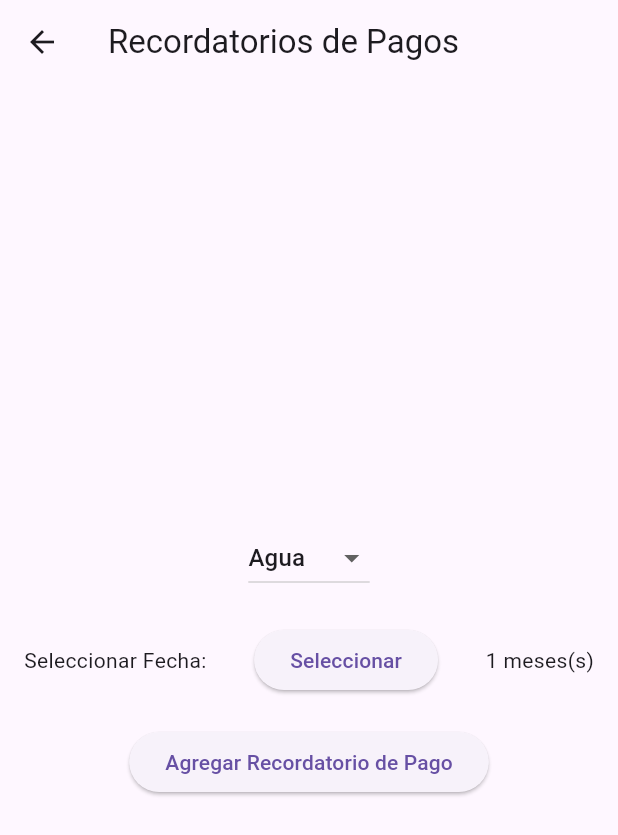
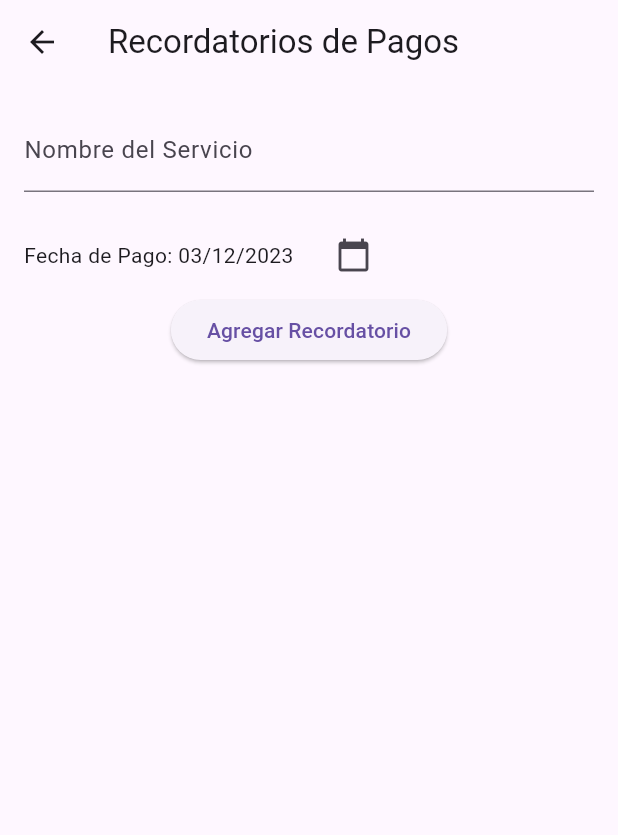
Before and after one commit to GustavoGutierrez98/MiMonedero4.0, a Flutter app: the screen it shows once a user with an empty profile is signed in, in the side drawer, after a tap on "Recordatorios", on a phone screen of 412 x 824 dp. Shown: the top 835 px of the screen. Run offline on Flutter 3.47's test engine with Material 3 defaults, Android fonts, the phone set to English and light mode, and no system bars; our stand-ins replace charts_flutter, firebase_auth, firebase_core, fl_chart, flutter_local_notifications, line_icons and 3 more; accounts and stored records are empty.

Commit message:
algunas modifas

```diff
--- a/lib/login_widget.dart
+++ b/lib/login_widget.dart
@@ -34,7 +34,8 @@ class _LoginWidgetState extends State<LoginWidget> {
               const Column(
                 children: [
                   Icon(
-                Icons.account_balance_wallet, // Cambia el icono según tus preferencias
+                    Icons
+                        .account_balance_wallet, // Cambia el icono según tus preferencias
                     size: 48,
                     color: Colors.deepOrange,
                   ),
@@ -51,23 +52,33 @@ class _LoginWidgetState extends State<LoginWidget> {
               ),
               const SizedBox(height: 20),
               TextField(
+                keyboardType: TextInputType.emailAddress,
                 controller: emailController,
                 cursorColor: Colors.deepOrange,
                 textInputAction: TextInputAction.next,
                 onChanged: (text) {
                   setState(() {
-                errorText = ''; // Borrar el mensaje de error al modificar el campo de correo.
+                    errorText =
+                        ''; // Borrar el mensaje de error al modificar el campo de correo.
                   });
                 },
                 decoration: const InputDecoration(
                   labelText: 'Correo Electrónico',
-              labelStyle: TextStyle(color: Colors.white), // Cambia el color del texto del campo de entrada
-              hintStyle: TextStyle(color: Colors.white), // Cambia el color del texto de sugerencia
+                  labelStyle: TextStyle(
+                      color: Colors
+                          .white), // Cambia el color del texto del campo de entrada
+                  hintStyle: TextStyle(
+                      color: Colors
+                          .white), // Cambia el color del texto de sugerencia
                   focusedBorder: UnderlineInputBorder(
-                borderSide: BorderSide(color: Colors.white), // Cambia el color de la línea cuando el campo está enfocado
+                    borderSide: BorderSide(
+                        color: Colors
+                            .white), // Cambia el color de la línea cuando el campo está enfocado
                   ),
                 ),
-            style: const TextStyle(color: Colors.white), // Cambia el color del texto del campo de entrada
+                style: const TextStyle(
+                    color: Colors
+                        .white), // Cambia el color del texto del campo de entrada
               ),
               const SizedBox(
                 height: 4,
@@ -77,19 +88,28 @@ class _LoginWidgetState extends State<LoginWidget> {
                 textInputAction: TextInputAction.done,
                 onChanged: (text) {
                   setState(() {
-                errorText = ''; // Borrar el mensaje de error al modificar el campo de contraseña.
+                    errorText =
+                        ''; // Borrar el mensaje de error al modificar el campo de contraseña.
                   });
                 },
                 decoration: const InputDecoration(
                   labelText: 'Contraseña',
-              labelStyle: TextStyle(color: Colors.white), // Cambia el color del texto del campo de entrada
-              hintStyle: TextStyle(color: Colors.white), // Cambia el color del texto de sugerencia
+                  labelStyle: TextStyle(
+                      color: Colors
+                          .white), // Cambia el color del texto del campo de entrada
+                  hintStyle: TextStyle(
+                      color: Colors
+                          .white), // Cambia el color del texto de sugerencia
                   focusedBorder: UnderlineInputBorder(
-                borderSide: BorderSide(color: Colors.white), // Cambia el color de la línea cuando el campo está enfocado
+                    borderSide: BorderSide(
+                        color: Colors
+                            .white), // Cambia el color de la línea cuando el campo está enfocado
                   ),
                 ),
                 obscureText: true,
-            style: const TextStyle(color: Colors.white), // Cambia el color del texto del campo de entrada
+                style: const TextStyle(
+                    color: Colors
+                        .white), // Cambia el color del texto del campo de entrada
               ),
               Text(
                 errorText, // Mostrar el mensaje de error.
@@ -98,12 +118,17 @@ class _LoginWidgetState extends State<LoginWidget> {
               const SizedBox(height: 20),
               ElevatedButton.icon(
                 style: ElevatedButton.styleFrom(
-              minimumSize: const Size.fromHeight(50), backgroundColor: Colors.deepOrange, // Cambia el color del botón
+                  minimumSize: const Size.fromHeight(50),
+                  backgroundColor:
+                      Colors.deepOrange, // Cambia el color del botón
                 ),
                 icon: const Icon(Icons.lock_open, size: 32),
                 label: const Text(
                   'Iniciar',
-              style: TextStyle(fontSize: 24, color: Colors.white), // Cambia el color del texto del botón a blanco
+                  style: TextStyle(
+                      fontSize: 24,
+                      color: Colors
+                          .white), // Cambia el color del texto del botón a blanco
                 ),
                 onPressed: signIn,
               ),
@@ -113,13 +138,11 @@ class _LoginWidgetState extends State<LoginWidget> {
         ),
       );
 
-
   Future signIn() async {
     showDialog(
         context: context,
         barrierDismissible: false,
-    builder: (context) => const Center(child: CircularProgressIndicator())
-  );
+        builder: (context) => const Center(child: CircularProgressIndicator()));
 
     final email = emailController.text.trim();
     final password = passwordController.text.trim();
@@ -153,5 +176,4 @@ class _LoginWidgetState extends State<LoginWidget> {
 
     navigatorKey.currentState!.popUntil((route) => route.isFirst);
   }
-
 }
--- a/lib/main.dart
+++ b/lib/main.dart
@@ -1,13 +1,26 @@
 import 'package:firebase_core/firebase_core.dart';
 import 'package:firebase_auth/firebase_auth.dart';
 import 'package:flutter/material.dart';
+import 'package:flutter_local_notifications/flutter_local_notifications.dart';
 import 'package:mimonedero/login_widget.dart';
+import 'package:mimonedero/models/ingreso.dart';
+import 'package:mimonedero/models/pagos.dart';
 import 'package:mimonedero/models/pantalla_principal.dart';
 import 'package:mimonedero/utils.dart';
+import 'package:timezone/data/latest.dart' as tzdata;
 
 Future main() async {
   WidgetsFlutterBinding.ensureInitialized();
   await Firebase.initializeApp();
+ final FlutterLocalNotificationsPlugin flutterLocalNotificationsPlugin =
+      FlutterLocalNotificationsPlugin();
+  const AndroidInitializationSettings initializationSettingsAndroid =
+    AndroidInitializationSettings('drawable/mimonedero');
+  final InitializationSettings initializationSettings =
+      InitializationSettings(android: initializationSettingsAndroid);
+  await flutterLocalNotificationsPlugin.initialize(initializationSettings);
+  tzdata.initializeTimeZones();
+
   runApp(const MyApp());
 }
 
@@ -26,6 +39,11 @@ class MyApp extends StatelessWidget {
         title: title,
         theme: ThemeData(primarySwatch: Colors.blue),
         home: const MainPage(),
+        routes: {
+          'home': (_) => HomePage(),
+          'ingreso': (_) => IngresoDinero(),
+          'pago': (_) => VentanaPago(),
+        },
       );
 }
 
--- a/lib/models/recordatorio.dart
+++ b/lib/models/recordatorio.dart
@@ -1,5 +1,14 @@
 import 'package:flutter/material.dart';
 import 'package:flutter_local_notifications/flutter_local_notifications.dart';
+import 'package:intl/intl.dart';
+import 'package:timezone/timezone.dart' as tz;
+
+class Reminder {
+  String serviceName;
+  DateTime date;
+
+  Reminder({required this.serviceName, required this.date});
+}
 
 
 class ReminderScreen extends StatefulWidget {
@@ -8,126 +17,122 @@ class ReminderScreen extends StatefulWidget {
 }
 
 class _ReminderScreenState extends State<ReminderScreen> {
-  FlutterLocalNotificationsPlugin flutterLocalNotificationsPlugin =
-      FlutterLocalNotificationsPlugin();
+  final FlutterLocalNotificationsPlugin flutterLocalNotificationsPlugin = FlutterLocalNotificationsPlugin();
 
-  List<String> services = ['Agua', 'Luz', 'Cable', 'Internet'];
-  String selectedService = 'Agua'; // Default to 'Agua'
-  int months = 1; // Default to 1 month
+  final List<Reminder> reminders = [];
 
-  @override
-  void initState() {
-    super.initState();
-    initializeNotifications();
-    scheduleNotifications(); // Schedule notifications on app startup
+  final TextEditingController _serviceNameController = TextEditingController();
+  DateTime _selectedDate = DateTime.now();
+
+  Future<void> _selectDate(BuildContext context) async {
+    final DateTime? pickedDate = await showDatePicker(
+      context: context,
+      initialDate: _selectedDate,
+      firstDate: DateTime.now(),
+      lastDate: DateTime(2101),
+    );
+
+    if (pickedDate != null && pickedDate != _selectedDate) {
+      setState(() {
+        _selectedDate = pickedDate;
+      });
+    }
   }
 
-  Future<void> initializeNotifications() async {
-    const AndroidInitializationSettings initializationSettingsAndroid =
-        AndroidInitializationSettings('mimonedero.png');
-    const InitializationSettings initializationSettings =
-        InitializationSettings(android: initializationSettingsAndroid);
-    await flutterLocalNotificationsPlugin.initialize(initializationSettings,
-        onSelectNotification: onSelectNotification);
+  Future<void> _addReminder() async {
+    if (_serviceNameController.text.isNotEmpty) {
+      final newReminder = Reminder(
+        serviceName: _serviceNameController.text,
+        date: _selectedDate,
+      );
+
+      await scheduleNotification(newReminder);
+
+      setState(() {
+        reminders.add(newReminder);
+        _serviceNameController.clear();
+      });
+    }
   }
 
-  Future<void> onSelectNotification(String? payload) async {
-    // Handle user's action when clicking on the notification
-    print('Notification selected with payload: $payload');
-  }
-
-  Future<void> scheduleNotification(String serviceName, DateTime date) async {
+  Future<void> scheduleNotification(Reminder reminder) async {
   const AndroidNotificationDetails androidPlatformChannelSpecifics =
       AndroidNotificationDetails(
-      'payment_channel',
-      'Recordatorios de Pagos',
-      'Notificación de Recordatorio de Pago',
+    'your channel id',
+    'your channel name',
+    'your channel description',
     importance: Importance.max,
     priority: Priority.high,
-      ticker: 'ticker',
   );
-
   const NotificationDetails platformChannelSpecifics =
       NotificationDetails(android: androidPlatformChannelSpecifics);
 
-    await flutterLocalNotificationsPlugin.schedule(
+  // Ensure that the DateTime is in the future
+  final DateTime now = DateTime.now();
+  final DateTime scheduledDateTime =
+      reminder.date.isAfter(now) ? reminder.date : now.add(Duration(seconds: 1));
+
+  final tz.TZDateTime scheduledDate =
+      tz.TZDateTime.from(scheduledDateTime, tz.local);
+
+  await flutterLocalNotificationsPlugin.zonedSchedule(
     0,
     'Recordatorio de Pago',
-      'Recuerda pagar tu servicio de $serviceName',
-      date,
+    'Pagar ${reminder.serviceName} hoy',
+    scheduledDate,
     platformChannelSpecifics,
-      payload: 'payload',
+    androidAllowWhileIdle: true,
+    uiLocalNotificationDateInterpretation:
+        UILocalNotificationDateInterpretation.absoluteTime,
   );
 }
 
-  void scheduleNotifications() {
-    // Simulate the process of adding a new reminder for the selected service and date.
-    DateTime reminderDate = DateTime.now().add(Duration(days: months * 30));
-    scheduleNotification(selectedService, reminderDate);
-  }
 
   @override
   Widget build(BuildContext context) {
     return Scaffold(
       appBar: AppBar(
-        title: const Text('Recordatorios de Pagos'),
+        title: Text('Recordatorios de Pagos'),
       ),
-      body: Padding(
+      body: Column(
+        children: [
+          Padding(
             padding: const EdgeInsets.all(16.0),
-        child: Column(
-          mainAxisAlignment: MainAxisAlignment.center,
-          children: <Widget>[
-            DropdownButton<String>(
-              value: selectedService,
-              items: services.map((String service) {
-                return DropdownMenuItem<String>(
-                  value: service,
-                  child: Text(service),
-                );
-              }).toList(),
-              onChanged: (String? newValue) {
-                setState(() {
-                  selectedService = newValue ?? 'Agua';
-                  scheduleNotifications(); // Reschedule notifications when service is changed
-                });
-              },
+            child: TextField(
+              controller: _serviceNameController,
+              decoration: InputDecoration(labelText: 'Nombre del Servicio'),
             ),
-            const SizedBox(height: 20),
+          ),
           Row(
-              mainAxisAlignment: MainAxisAlignment.spaceBetween,
             children: [
-                const Text('Seleccionar Fecha:'),
-                ElevatedButton(
-                  onPressed: () async {
-                    DateTime? pickedDate = await showDatePicker(
-                      context: context,
-                      initialDate: DateTime.now(),
-                      firstDate: DateTime.now(),
-                      lastDate: DateTime(2101),
-                    );
-                    if (pickedDate != null && pickedDate != DateTime.now()) {
-                      setState(() {
-                        months = pickedDate.difference(DateTime.now()).inDays ~/ 30;
-                        scheduleNotifications(); // Reschedule notifications when date is changed
-                      });
-                    }
-                  },
-                  child: const Text('Seleccionar'),
+              Padding(
+                padding: const EdgeInsets.all(16.0),
+                child: Text(
+                  'Fecha de Pago: ${DateFormat('dd/MM/yyyy').format(_selectedDate)}',
                 ),
-                Text('$months meses(s)'),
-              ],
               ),
-            const SizedBox(height: 20),
-            ElevatedButton(
-              onPressed: () {
-                // Simulate the process of adding a new reminder for the selected service and date.
-                DateTime reminderDate = DateTime.now().add(Duration(days: months * 30));
-                scheduleNotification(selectedService, reminderDate);
-              },
-              child: const Text('Agregar Recordatorio de Pago'),
+              IconButton(
+                icon: Icon(Icons.calendar_today),
+                onPressed: () => _selectDate(context),
               ),
             ],
           ),
+          ElevatedButton(
+            onPressed: _addReminder,
+            child: Text('Agregar Recordatorio'),
+          ),
+          Expanded(
+            child: ListView.builder(
+              itemCount: reminders.length,
+              itemBuilder: (context, index) {
+                final reminder = reminders[index];
+                return ListTile(
+                  title: Text('${reminder.serviceName} - ${DateFormat('dd/MM/yyyy').format(reminder.date)}'),
+                );
+              },
+            ),
+          ),
+        ],
       ),
     );
   }
--- a/pubspec.yaml
+++ b/pubspec.yaml
@@ -54,6 +54,8 @@ dependencies:
   line_icons: ^2.0.3
   bordered_text: ^2.0.0
   flutter_local_notifications: ^8.2.0
+  timezone:
+  intl:
 
 
 
```
Also changed, not shown: lib/widgets/navbar.dart (+12 -6 lines), pubspec.lock, 2 other files. Lines whose indentation alone changed are shown as unchanged.
